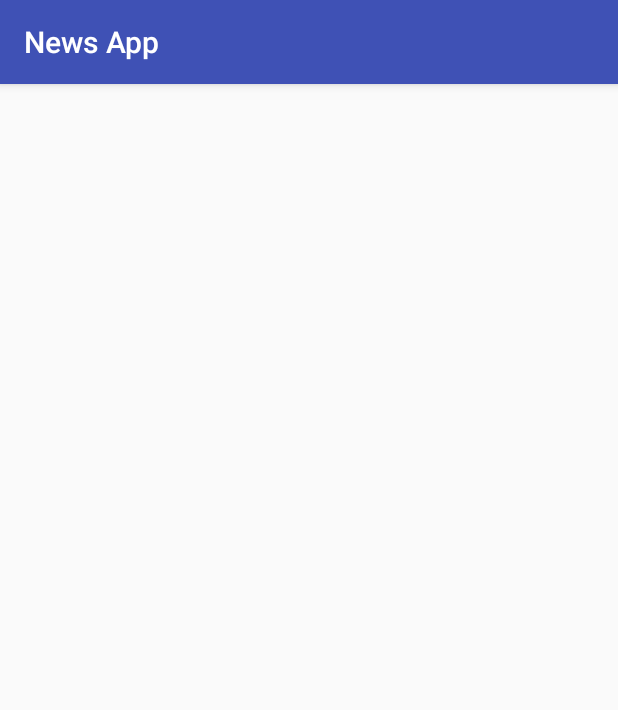
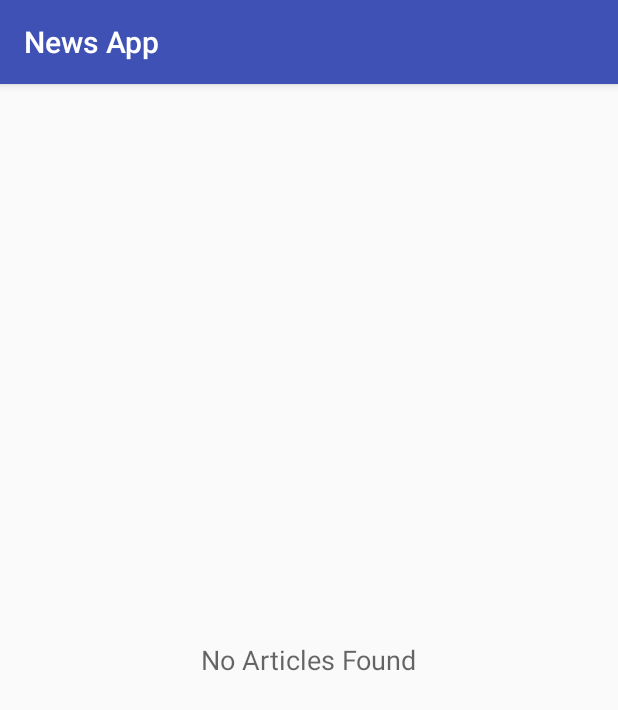
Before and after one commit to chrisabbod/news-app, an Android app: the screen it shows after launch (MainActivity), on a phone screen of 412 x 824 dp. Shown: the top 710 px of the screen. Run offline under Robolectric (Android 15) with nearby library versions, the phone set to English and light mode, and no system bars.

Commit message:
<fix>: Proper Message is Now Shown when No Article Data is Found

```diff
--- a/app/src/main/java/com/example/android/newsapp/MainActivity.java
+++ b/app/src/main/java/com/example/android/newsapp/MainActivity.java
@@ -103,6 +103,8 @@ public class MainActivity extends AppCompatActivity implements LoaderManager.Loa
         View loadingIndicator = findViewById(R.id.loading_indicator);
         loadingIndicator.setVisibility(View.GONE);
 
+        //Set empty state text to display "No articles found."
+        mEmptyStateTextView.setText(R.string.no_articles);
         //Clear the adapter of previous article data
         mAdapter.clear();
 
--- a/app/src/main/res/values/strings.xml
+++ b/app/src/main/res/values/strings.xml
@@ -2,4 +2,5 @@
     <string name="app_name">News App</string>
 
     <string name="no_internet_connection">No Internet Connection</string>
+    <string name="no_articles">No Articles Found</string>
 </resources>
```
